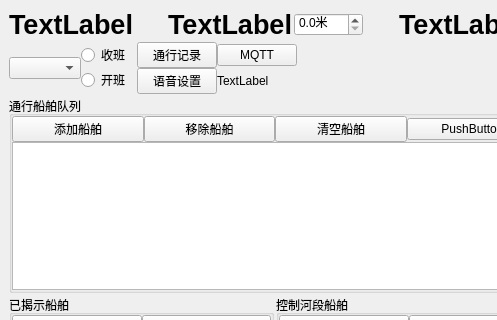
Old version of the form mainwindow.ui in the repository tengxinlin/controlSystem; both pictures show x 0 to 497 and y 0 to 320 of the 691 by 800 pixel window.
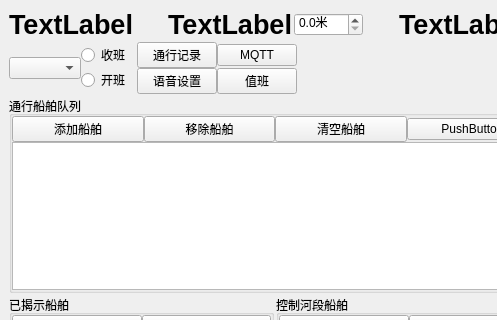
New version of the form.

The edit to the form file:
```diff
--- a/mainwindow.ui
+++ b/mainwindow.ui
@@ -196,13 +196,6 @@
               </property>
              </widget>
             </item>
-            <item row="1" column="1">
-             <widget class="QLabel" name="label_5">
-              <property name="text">
-               <string>TextLabel</string>
-              </property>
-             </widget>
-            </item>
             <item row="1" column="0">
              <widget class="QPushButton" name="voice_btn">
               <property name="text">
@@ -210,6 +203,13 @@
               </property>
              </widget>
             </item>
+            <item row="1" column="1">
+             <widget class="QPushButton" name="shift_btn">
+              <property name="text">
+               <string>值班</string>
+              </property>
+             </widget>
+            </item>
            </layout>
           </item>
          </layout>
```
